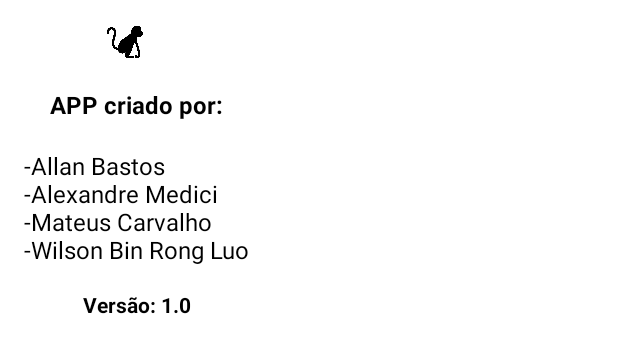
After one commit to Teuscl/trab-mobile, an Android app: the layout custom_toast_sobre.xml on its own in the app's theme, with its tools: preview values and no code run, on a phone screen of 412 x 824 dp. The commit adds this screen. Shown: the top 353 px of the screen. Run offline under Robolectric (Android 15) with nearby library versions, the phone set to English and light mode, and no system bars.

Commit message:
botão sobre

```diff
--- a/app/src/main/java/com/example/myapplication/DashboardActivity.java
+++ b/app/src/main/java/com/example/myapplication/DashboardActivity.java
@@ -4,7 +4,10 @@ import android.content.SharedPreferences;
 import android.graphics.Color;
 import android.graphics.drawable.ColorDrawable;
 import android.os.Bundle;
+import android.view.LayoutInflater;
 import android.view.Menu;
+import android.view.View;
+import android.widget.ImageView;
 import android.widget.Toast;
 
 import androidx.annotation.Nullable;
@@ -75,8 +78,19 @@ public class DashboardActivity extends AppCompatActivity {
         int id = item.getItemId();
 
         if (id == R.id.menu_update) {
-            Toast.makeText(getApplicationContext(), "Atualizado", Toast.LENGTH_SHORT).show();
+            showToastSuccessful();
         }
         return super.onOptionsItemSelected(item);
     }
+
+    private void showToastSuccessful() {
+        LayoutInflater inflater = getLayoutInflater();
+        View layout = inflater.inflate(R.layout.custom_toast_sobre, null);
+
+        ImageView icon = layout.findViewById(R.id.toast_icon_sucessful);
+        Toast toast = new Toast(getApplicationContext());
+        toast.setDuration(Toast.LENGTH_LONG);
+        toast.setView(layout);
+        toast.show();
+    }
 }
--- /dev/null
+++ b/app/src/main/res/layout/custom_toast_sobre.xml
@@ -0,0 +1,43 @@
+<!-- res/layout/custom_toast_layout.xml -->
+<LinearLayout
+    xmlns:android="http://schemas.android.com/apk/res/android"
+    android:layout_width="wrap_content"
+    android:layout_height="wrap_content"
+    android:orientation="vertical"
+    android:padding="16dp"
+    android:background="@drawable/round_corners"
+    android:gravity="center">
+
+    <ImageView
+        android:id="@+id/toast_icon_sucessful"
+        android:layout_width="24dp"
+        android:layout_height="24dp"
+        android:src="@drawable/icone_mamaco"
+        android:layout_marginRight="8dp" />
+
+    <TextView
+        android:id="@+id/toast_text_label"
+        android:layout_width="wrap_content"
+        android:layout_height="wrap_content"
+        android:textColor="@color/black"
+        android:textStyle="bold"
+        android:text="\nAPP criado por:\n"
+        android:textSize="16sp" />
+
+    <TextView
+        android:id="@+id/toast_text_names"
+        android:layout_width="wrap_content"
+        android:layout_height="wrap_content"
+        android:textColor="@color/black"
+        android:text="-Allan Bastos\n-Alexandre Medici\n-Mateus Carvalho\n-Wilson Bin Rong Luo"
+        android:textSize="16sp" />
+
+    <TextView
+        android:id="@+id/toast_version"
+        android:layout_width="wrap_content"
+        android:layout_height="wrap_content"
+        android:textColor="@color/black"
+        android:textStyle="bold"
+        android:text="\nVersão: 1.0"
+        android:textSize="14sp" />
+</LinearLayout>
--- a/app/src/main/res/menu/top_menu.xml
+++ b/app/src/main/res/menu/top_menu.xml
@@ -1,11 +1,12 @@
 <?xml version="1.0" encoding="utf-8"?>
 <menu xmlns:android="http://schemas.android.com/apk/res/android"
     xmlns:app="http://schemas.android.com/apk/res-auto">
-    <item android:id="@+id/menu_update"
+    <item
+        android:id="@+id/menu_update"
+        android:icon="@drawable/info_ic"
+        android:orderInCategory="1"
         android:title="toNext"
         android:titleCondensed="next"
-        android:orderInCategory="1"
-        android:icon="@drawable/ic_update"
 
 
         app:showAsAction="always" />
```
Also changed, not shown: app/src/main/res/drawable/ic_update.png (deleted), app/src/main/res/drawable/icone_mamaco.png (added), app/src/main/res/drawable/info_ic.png (added).
